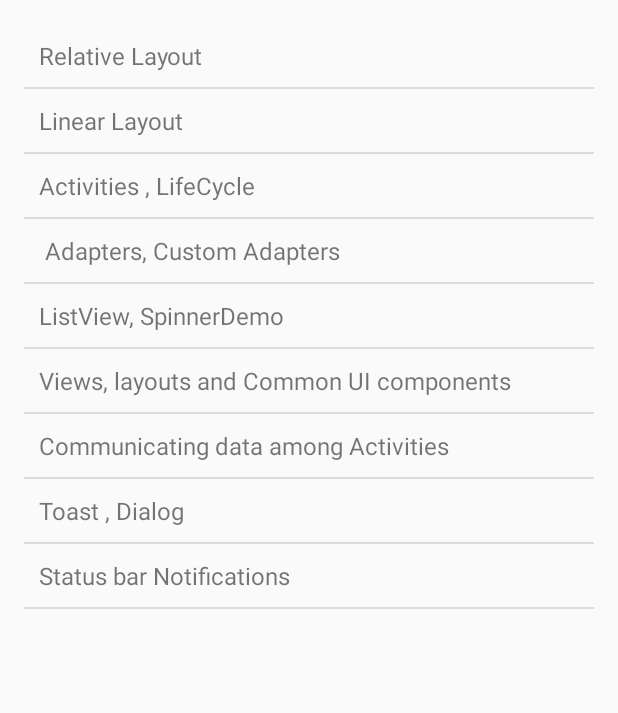
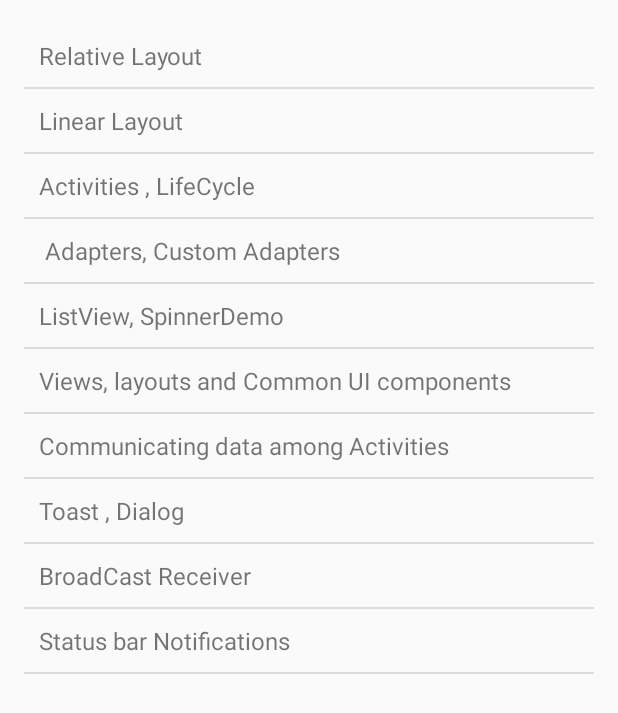
Before and after one commit to subrahmanyamkavvala/Android-Lession, an Android app: the screen it shows after launch (MainActivity), on a phone screen of 412 x 824 dp. Shown: the top 713 px of the screen. Run offline under Robolectric (Android 15) with nearby library versions, the phone set to English and light mode, and no system bars.

Commit message:
Broadcast example

```diff
--- a/app/src/main/java/com/practice/MainActivity.java
+++ b/app/src/main/java/com/practice/MainActivity.java
@@ -2,17 +2,14 @@ package com.practice;
 
 import android.app.Activity;
 import android.content.Intent;
-import android.support.v7.app.AppCompatActivity;
 import android.os.Bundle;
 import android.util.Log;
 import android.view.View;
 import android.widget.AdapterView;
 import android.widget.ArrayAdapter;
-import android.widget.Button;
-import android.widget.EditText;
 import android.widget.ListView;
-import android.widget.SimpleCursorAdapter;
-import android.widget.SimpleCursorTreeAdapter;
+
+import com.practice.common.BroadCastReceiverDemo;
 
 import java.util.ArrayList;
 import java.util.Arrays;
@@ -21,9 +18,18 @@ public class MainActivity extends Activity implements AdapterView.OnItemClickLis
 
     private static final String TAG = "MainActivity";
 
-    private String[] lessions = new String[] { "Relative Layout", "Linear Layout", "Activities , LifeCycle"," Adapters, " +
-            "Custom Adapters", "ListView, SpinnerDemo","Views, layouts and Common UI components",
-            "Communicating data among Activities", "Toast , Dialog", "Status bar Notifications"};
+    private String[] lessions = new String[] {
+            "Relative Layout",
+            "Linear Layout",
+            "Activities , LifeCycle",
+            " Adapters, Custom Adapters",
+            "ListView, SpinnerDemo",
+            "Views, layouts and Common UI components",
+            "Communicating data among Activities",
+            "Toast , Dialog",
+            "BroadCast Receiver",
+            "Status bar Notifications"
+    };
 
     private ArrayList<String> planetList = new ArrayList<String>();
 
@@ -106,6 +112,11 @@ public class MainActivity extends Activity implements AdapterView.OnItemClickLis
                 Intent intent7 = new Intent(this,ActivityResultDemo.class);
                 startActivity(intent7);
                 break;
+
+            case 8:
+                Intent intent8 = new Intent(this,BroadCastReceiverDemo.class);
+                startActivity(intent8);
+                break;
         }
 
     }
```
Also changed, not shown: app/src/main/AndroidManifest.xml (+14 -1 lines), app/src/main/java/com/practice/common/BroadCastReceiverDemo.java (added, +46 -0 lines), app/src/main/res/layout/activity_broad_cast_receiver.xml (added, +21 -0 lines).
